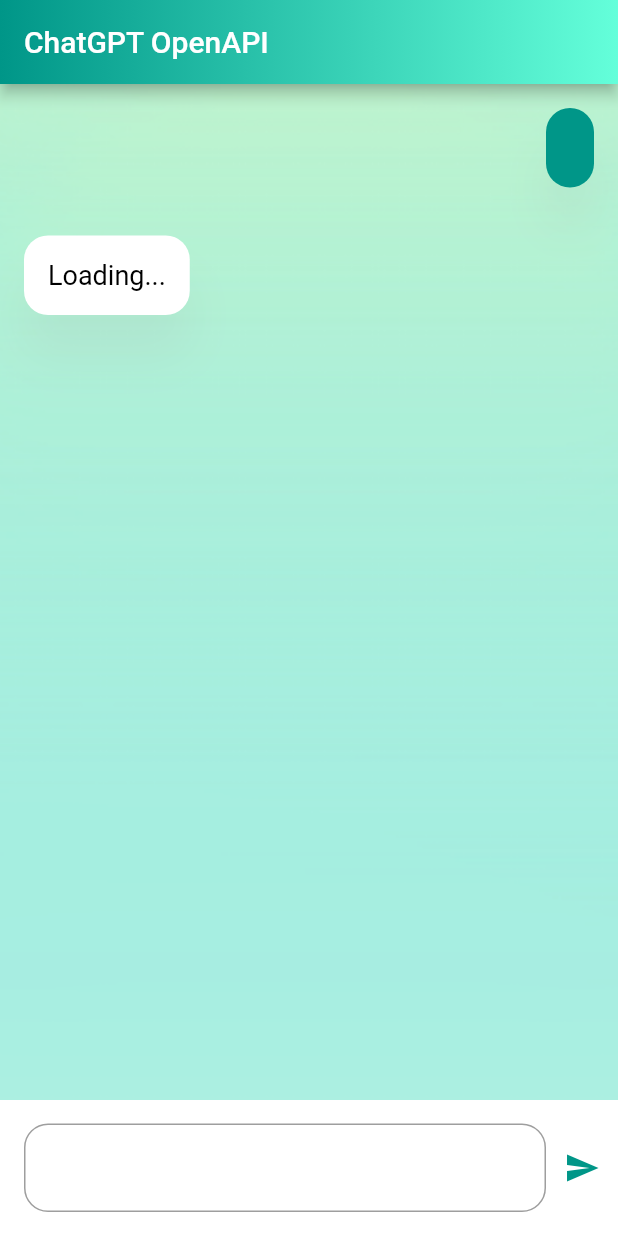
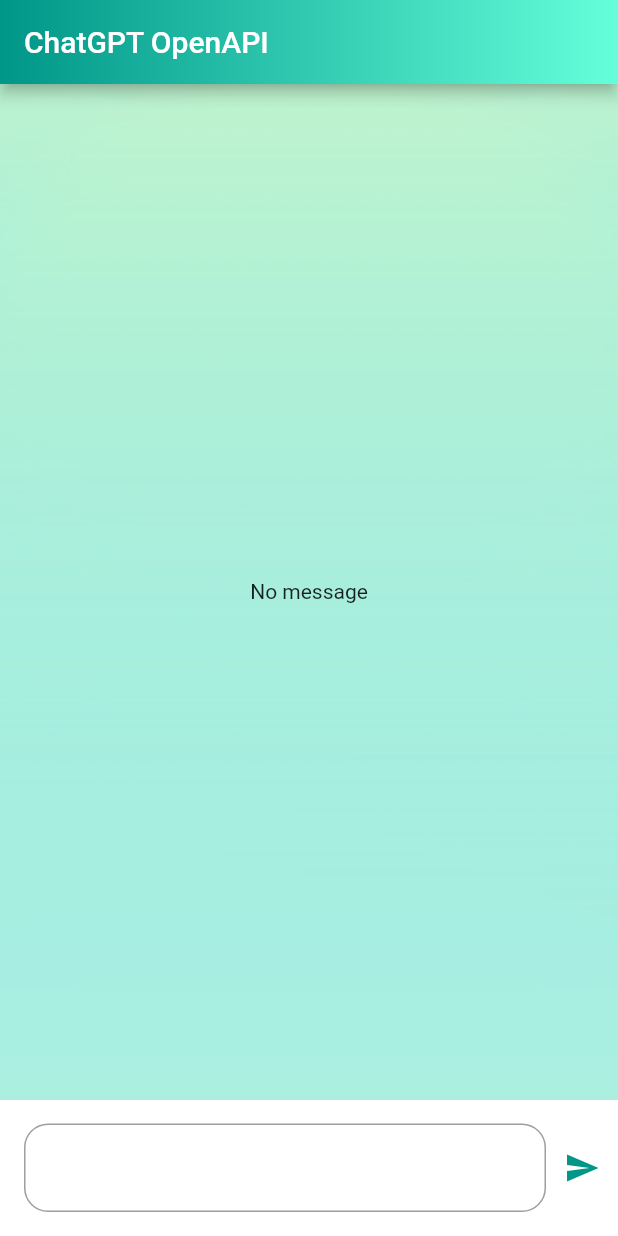
Before and after one commit to nnpanh/advanced-mobile-chat-gpt-flutter, a Flutter app: the screen it shows after launch, on a phone screen of 412 x 824 dp. Run offline on Flutter 3.47's test engine with Material 2 defaults, Android fonts, the phone set to English and light mode, and no system bars; our stand-ins replace new_gradient_app_bar; missing offline and left inert: chat_gpt_sdk.

```diff
--- a/lib/constants.dart
+++ b/lib/constants.dart
@@ -1,6 +1,6 @@
 import 'package:flutter/material.dart';
 
-final gptCard = BoxDecoration(
+final receiverStyle = BoxDecoration(
     color: Colors.white,
     borderRadius: BorderRadius.circular(16.0),
     boxShadow: [
@@ -11,7 +11,7 @@ final gptCard = BoxDecoration(
           spreadRadius: .5)
     ]);
 
-final myCard = BoxDecoration(
+final senderStyle = BoxDecoration(
     color: Colors.teal,
     borderRadius: BorderRadius.circular(16.0),
     boxShadow: [
@@ -23,4 +23,4 @@ final myCard = BoxDecoration(
     ]);
 
 
-const token = "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";
+const token = "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";
--- /dev/null
+++ b/lib/data.dart
@@ -0,0 +1,12 @@
+import 'package:flutter/cupertino.dart';
+
+enum MessageType {
+  sender, receiver
+}
+
+class MessageData{
+  late String message;
+  late MessageType type;
+
+  MessageData(this.message, this.type);
+}
--- a/lib/main.dart
+++ b/lib/main.dart
@@ -1,11 +1,14 @@
 import 'dart:async';
 
+import 'package:chat_gpt/ui_components/receiver_card.dart';
 import 'package:chat_gpt_sdk/chat_gpt_sdk.dart';
 import 'package:flutter/material.dart';
 import 'package:flutter/services.dart';
 import 'package:new_gradient_app_bar/new_gradient_app_bar.dart';
 
+import 'ui_components/sender_card.dart';
 import 'constants.dart';
+import 'data.dart';
 
 void main() => runApp(const MyApp());
 
@@ -23,6 +26,7 @@ class MyApp extends StatelessWidget {
 
 class TranslateScreen extends StatefulWidget {
   const TranslateScreen({Key? key}) : super(key: key);
+
   @override
   State<TranslateScreen> createState() => _TranslateScreenState();
 }
@@ -30,6 +34,7 @@ class TranslateScreen extends StatefulWidget {
 class _TranslateScreenState extends State<TranslateScreen> {
   /// text controller
   final _txtWord = TextEditingController();
+  late List<MessageData> _chatHistory;
 
   late OpenAI openAI;
 
@@ -37,8 +42,15 @@ class _TranslateScreenState extends State<TranslateScreen> {
   final tController = StreamController<CTResponse?>.broadcast();
 
   void _createRequest() async {
+    var sendingPrompt = _txtWord.text.toString();
+    _txtWord.clear();
+
+    setState(() {
+      _chatHistory.add(MessageData(sendingPrompt, MessageType.sender));
+    });
+
     final request = CompleteText(
-        prompt: _txtWord.text.toString(),
+        prompt: sendingPrompt.toString(),
         maxTokens: 200,
         model: kTranslateModelV3);
 
@@ -49,15 +61,19 @@ class _TranslateScreenState extends State<TranslateScreen> {
     });
   }
 
-
   @override
   void initState() {
+    //UI
     SystemChrome.setSystemUIOverlayStyle(
       const SystemUiOverlayStyle(
         statusBarColor: Colors.transparent,
       ),
     );
 
+    //Init list of data
+    _chatHistory = List.empty(growable: true);
+
+    //Init openAI object
     openAI = OpenAI.instance.build(
         token: token,
         baseOption: HttpSetup(receiveTimeout: 6000),
@@ -79,8 +95,8 @@ class _TranslateScreenState extends State<TranslateScreen> {
     return Scaffold(
       backgroundColor: Colors.white,
       appBar: NewGradientAppBar(
-        gradient: const LinearGradient(colors: [Colors.teal, Colors.tealAccent]),
-
+        gradient:
+            const LinearGradient(colors: [Colors.teal, Colors.tealAccent]),
         title: const Text("ChatGPT OpenAPI"),
       ),
       body: Column(children: [
@@ -92,14 +108,7 @@ class _TranslateScreenState extends State<TranslateScreen> {
                 fit: BoxFit.cover,
               ),
             ),
-            child: ListView(children: [
-              Column(
-                children: [
-                  _inputCard(size, _txtWord.text.toString()),
-                  _resultCard(size),
-                ],
-              ),
-            ]),
+            child: _chatHistoryListener(size)
           ),
         ),
         _inputField(size),
@@ -107,62 +116,16 @@ class _TranslateScreenState extends State<TranslateScreen> {
     );
   }
 
-  Widget _inputCard(Size size, String text) {
-    return Container(
-      alignment: Alignment.topRight,
-      margin: const EdgeInsets.only(right: 16.0),
-      child: Row(
-        mainAxisSize: MainAxisSize.min,
-        children: [
-          Container(
-            margin: const EdgeInsets.symmetric(vertical: 16.0),
-            padding: const EdgeInsets.all(16.0),
-            // width: size.width * .64,
-            decoration: myCard,
-              child: ConstrainedBox(
-                constraints: BoxConstraints(maxWidth: size.width * .64),
-                child:
-                  Text(
-                    text,
-                    style: const TextStyle(color: Colors.white, fontSize: 18.0),
-                  ),
-              ),
-          ),
-        ],
-      ),
-    );
-  }
 
-
-
-  Widget _resultCard(Size size) {
+  Widget _chatHistoryListener(Size size) {
     return StreamBuilder<CTResponse?>(
       stream: tController.stream,
       builder: (context, snapshot) {
-        final text = snapshot.data?.choices.last.text.trim() ?? "Loading...";
-        return Container(
-          alignment: Alignment.topLeft,
-          margin: const EdgeInsets.only(left: 16.0),
-          child: Row(
-            mainAxisSize: MainAxisSize.min,
-            children: [
-              Container(
-                margin: const EdgeInsets.symmetric(vertical: 16.0),
-                padding: const EdgeInsets.all(16.0),
-                // width: size.width * .64,
-                decoration: gptCard,
-                child: ConstrainedBox(
-                  constraints: BoxConstraints(maxWidth: size.width * .64),
-                  child:
-                  Text(
-                    text,
-                    style: const TextStyle(color: Colors.black, fontSize: 18.0),
-                  ),
-                ),
-              ),
-            ],
-          ),
-        );
+        final text = snapshot.data?.choices.last.text.trim();
+        if (text!=null) {
+          _chatHistory.add(MessageData(text, MessageType.receiver));
+        }
+        return BodyComponent(chatHistory: _chatHistory, size: size);
       },
     );
   }
@@ -198,3 +161,42 @@ class _TranslateScreenState extends State<TranslateScreen> {
     );
   }
 }
+
+class BodyComponent extends StatefulWidget {
+  const BodyComponent({Key? key, required this.chatHistory, required this.size}) : super(key: key);
+  final List<MessageData> chatHistory;
+  final Size size;
+
+  @override
+  State<BodyComponent> createState() => _BodyComponentState();
+
+}
+class _BodyComponentState extends State<BodyComponent> {
+
+  @override
+  Widget build(BuildContext context) {
+    if (widget.chatHistory.isNotEmpty) {
+      return ListView.builder(
+        itemCount: widget.chatHistory.length,
+        itemBuilder: (BuildContext context, int index) {
+          var value = widget.chatHistory[index];
+          if (value.type == MessageType.sender) {
+            return senderCard(widget.size, value.message);
+          } else if (value.type == MessageType.receiver){
+            return receiverCard(widget.size, value.message);
+            // receiverCard(size, value.message);
+          } else {
+            return Container(
+                alignment: Alignment.center,
+                child: const Text("Invalid message card"));
+          }
+        },
+      );
+
+    } else {
+      return Container(
+          alignment: Alignment.center,
+          child: const Text("No message"));
+    }
+  }
+}
--- a/pubspec.yaml
+++ b/pubspec.yaml
@@ -36,7 +36,7 @@ dependencies:
   # Use with the CupertinoIcons class for iOS style icons.
   cupertino_icons: ^1.0.2
   dio: ^4.0.6
-  shared_preferences: ^2.0.15
+#  shared_preferences: ^2.0.15
   chat_gpt_sdk: ^2.0.0
   new_gradient_app_bar: ^0.2.0
 
```
Also changed, not shown: lib/ui_components/receiver_card.dart (added, +29 -0 lines), lib/ui_components/sender_card.dart (added, +28 -0 lines), pubspec.lock (added).
